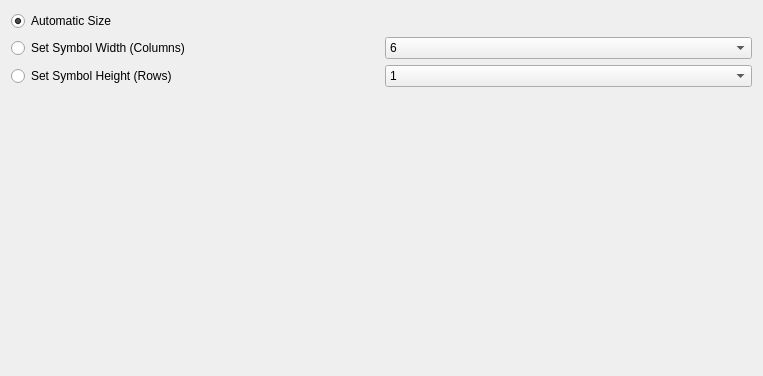
This is frontend_qt/grpCodablockF.ui in zint/zint as Qt 5 draws it before an edit. The edited form follows.
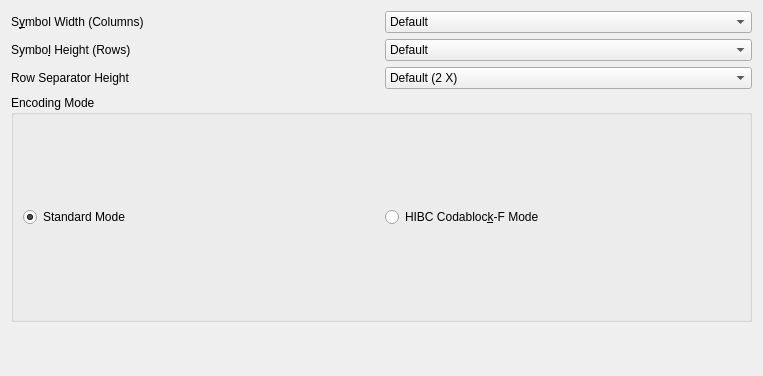
This is the edited form.

Commit message: CODABLOCKF and CODE128 fixes; row separator height option_3; #191

Patch:
```diff
--- a/frontend_qt/grpCodablockF.ui
+++ b/frontend_qt/grpCodablockF.ui
@@ -16,28 +16,21 @@
   <layout class="QVBoxLayout" name="verticalLayout">
    <item>
     <layout class="QGridLayout" name="gridLayout">
-     <item row="2" column="0">
-      <widget class="QRadioButton" name="radCbfSetHeight">
+     <item row="0" column="0">
+      <widget class="QLabel" name="labelWidth">
        <property name="text">
-        <string>Set Symbol Height (Rows)</string>
+        <string>S&amp;ymbol Width (Columns)</string>
        </property>
-      </widget>
-     </item>
-     <item row="1" column="0">
-      <widget class="QRadioButton" name="radCbfSetWidth">
-       <property name="text">
-        <string>Set Symbol Width (Columns)</string>
+       <property name="buddy">
+        <cstring>cmbCbfWidth</cstring>
        </property>
-       <property name="checked">
-        <bool>false</bool>
-       </property>
       </widget>
      </item>
-     <item row="1" column="2">
+     <item row="0" column="1">
       <widget class="QComboBox" name="cmbCbfWidth">
        <item>
         <property name="text">
-         <string>6</string>
+         <string>Default</string>
         </property>
        </item>
        <item>
@@ -137,8 +130,23 @@
        </item>
       </widget>
      </item>
-     <item row="2" column="2">
+     <item row="1" column="0">
+      <widget class="QLabel" name="labelHeight">
+       <property name="text">
+        <string>Symbo&amp;l Height (Rows)</string>
+       </property>
+       <property name="buddy">
+        <cstring>cmbCbfHeight</cstring>
+       </property>
+      </widget>
+     </item>
+     <item row="1" column="1">
       <widget class="QComboBox" name="cmbCbfHeight">
+       <item>
+        <property name="text">
+         <string>Default</string>
+        </property>
+       </item>
        <item>
         <property name="text">
          <string>1</string>
@@ -266,27 +274,88 @@
        </item>
       </widget>
      </item>
-     <item row="0" column="0">
-      <widget class="QRadioButton" name="radCbfAutosize">
+     <item row="2" column="0">
+      <widget class="QLabel" name="labelRowSeparatorHeight">
        <property name="text">
-        <string>Automatic Size</string>
+        <string>Row Separator Height</string>
        </property>
-       <property name="checked">
-        <bool>true</bool>
+       <property name="buddy">
+        <cstring>cmbCbfRowSepHeight</cstring>
        </property>
       </widget>
      </item>
+     <item row="2" column="1">
+      <widget class="QComboBox" name="cmbCbfRowSepHeight">
+       <item>
+        <property name="text">
+         <string>Default (2 X)</string>
+        </property>
+       </item>
+       <item>
+        <property name="text">
+         <string>1 X</string>
+        </property>
+       </item>
+       <item>
+        <property name="text">
+         <string>2 X</string>
+        </property>
+       </item>
+       <item>
+        <property name="text">
+         <string>3 X</string>
+        </property>
+       </item>
+       <item>
+        <property name="text">
+         <string>4 X</string>
+        </property>
+       </item>
+      </widget>
+     </item>
     </layout>
    </item>
+   <item>
+    <widget class="QGroupBox" name="groupBoxEncodingMode">
+     <property name="title">
+      <string>Encoding Mode</string>
+     </property>
+     <layout class="QHBoxLayout" name="horizontalLayout">
+      <property name="sizeConstraint">
+       <enum>QLayout::SetMinimumSize</enum>
+      </property>
+      <item>
+       <widget class="QRadioButton" name="radCbfStand">
+        <property name="text">
+         <string>Standard Mode</string>
+        </property>
+        <property name="checked">
+         <bool>true</bool>
+        </property>
+       </widget>
+      </item>
+      <item>
+       <widget class="QRadioButton" name="radCbfHIBC">
+        <property name="text">
+         <string>HIBC Codabloc&amp;k-F Mode</string>
+        </property>
+       </widget>
+      </item>
+     </layout>
+    </widget>
+   </item>
    <item>
     <spacer name="verticalSpacer">
      <property name="orientation">
       <enum>Qt::Vertical</enum>
      </property>
+     <property name="sizeType">
+      <enum>QSizePolicy::Minimum</enum>
+     </property>
      <property name="sizeHint" stdset="0">
       <size>
        <width>20</width>
-       <height>40</height>
+       <height>43</height>
       </size>
      </property>
     </spacer>
```
Left out of the diff: 333 changed lines with no effect on the pictures. The commit also changes 18 other files.
